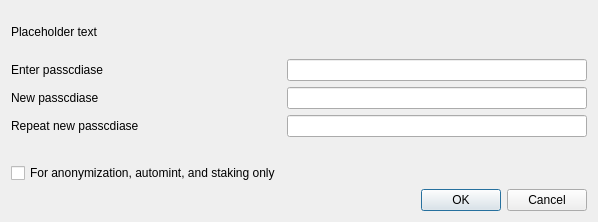
lordringscrypto/Phore, file src/qt/forms/askpassphrasedialog.ui: the form before one commit.
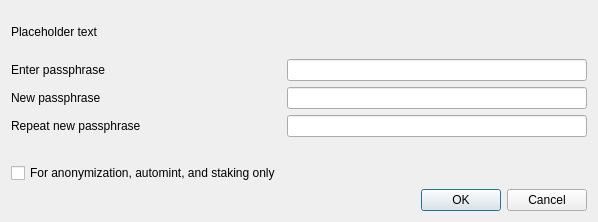
The form after the commit.

Patch:
```diff
--- a/src/qt/forms/askpassphrasedialog.ui
+++ b/src/qt/forms/askpassphrasedialog.ui
@@ -53,7 +53,7 @@
      <item row="0" column="0">
       <widget class="QLabel" name="passLabel1">
        <property name="text">
-        <string>Enter passcdiase</string>
+        <string>Enter passphrase</string>
        </property>
       </widget>
      </item>
@@ -67,7 +67,7 @@
      <item row="1" column="0">
       <widget class="QLabel" name="passLabel2">
        <property name="text">
-        <string>New passcdiase</string>
+        <string>New passphrase</string>
        </property>
       </widget>
      </item>
@@ -81,7 +81,7 @@
      <item row="2" column="0">
       <widget class="QLabel" name="passLabel3">
        <property name="text">
-        <string>Repeat new passcdiase</string>
+        <string>Repeat new passphrase</string>
        </property>
       </widget>
      </item>
```
Left out of the diff: 10 changed lines with no effect on the pictures.
